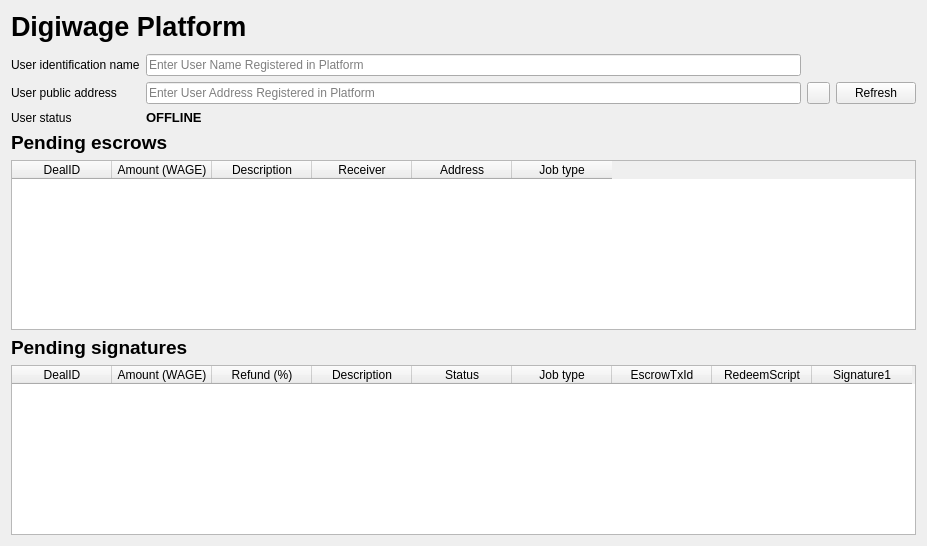
First picture: the form in src/qt/forms/digiwageplatform.ui, repository digiwage/digiwage, before the edit.
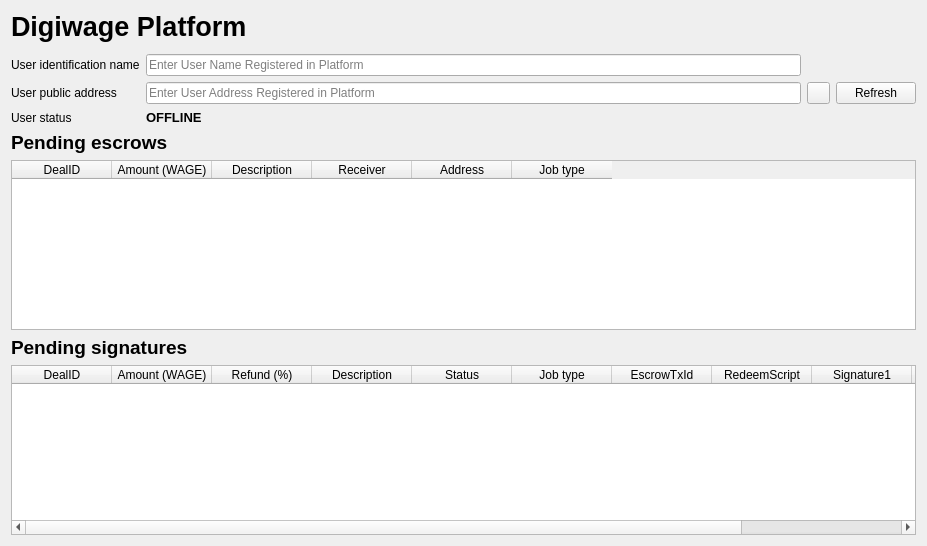
Second picture: the form after the edit. Icons and pictures are not drawn.

Commit message: Pending signatures list

```diff
--- a/src/qt/forms/digiwageplatform.ui
+++ b/src/qt/forms/digiwageplatform.ui
@@ -247,6 +247,16 @@
          <string>Signature1</string>
         </property>
        </column>
+       <column>
+        <property name="text">
+         <string>Seller Address</string>
+        </property>
+       </column>
+       <column>
+        <property name="text">
+         <string>Status Code</string>
+        </property>
+       </column>
       </widget>
      </item>
     </layout>
```
The commit also changes 2 other files.
